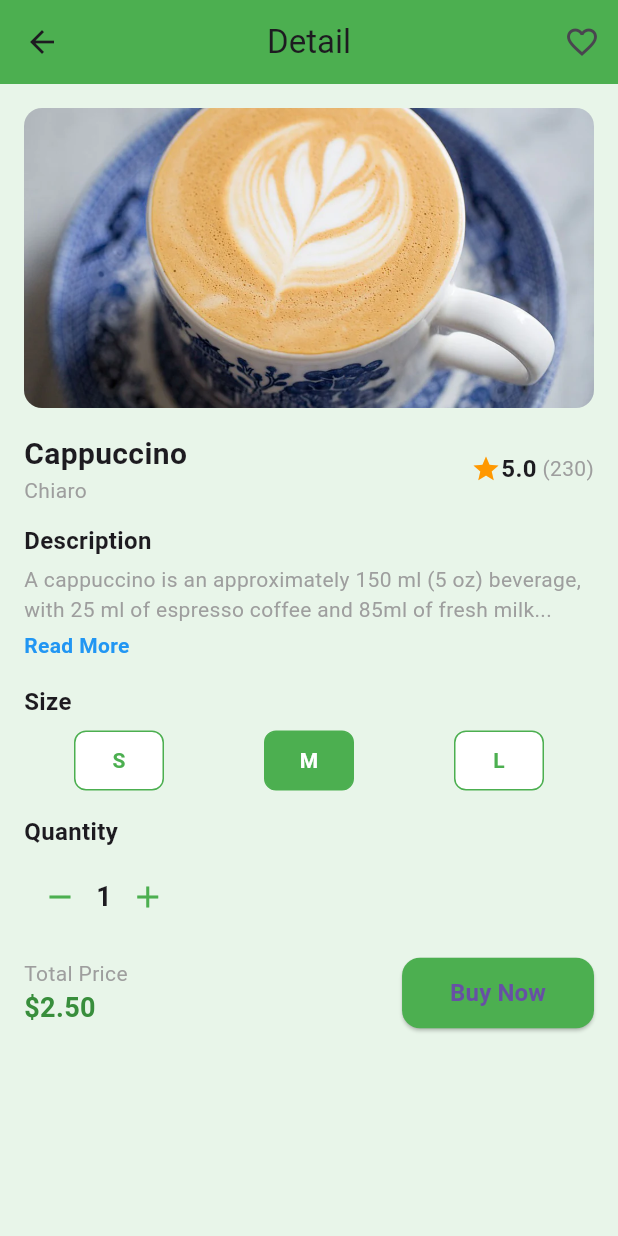
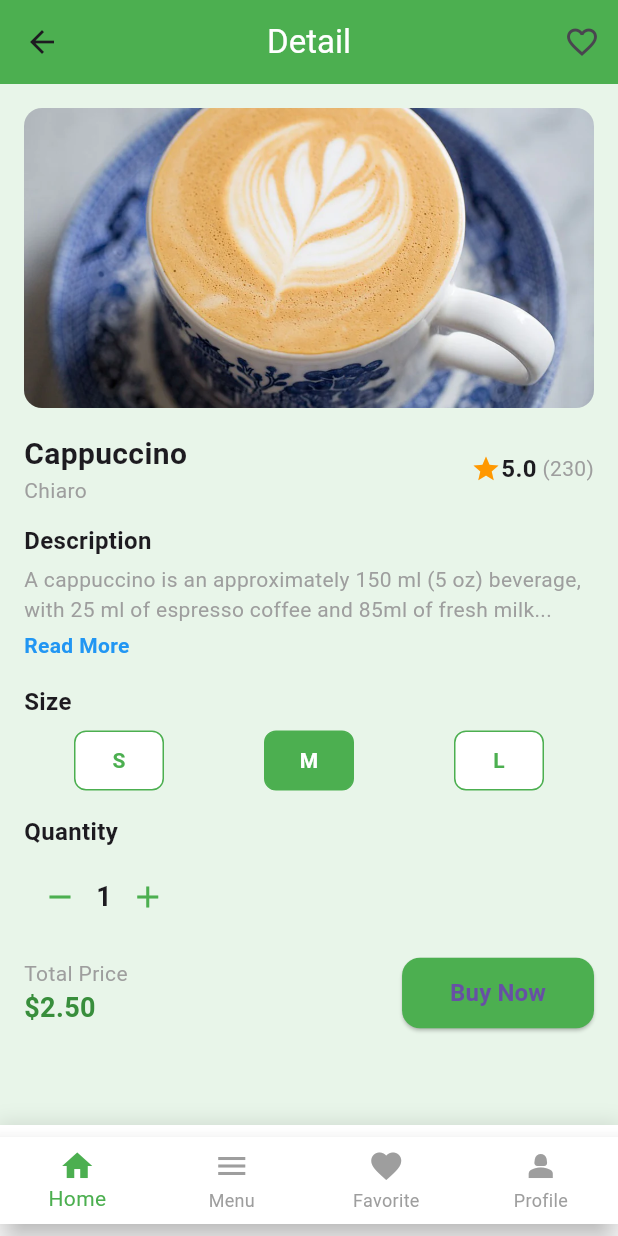
Before and after one commit to kaoheng1515/flutter_coffee_app, a Flutter app: the ProductDetailScreen screen opened by its route, on a phone screen of 412 x 824 dp. Run offline on Flutter 3.47's test engine with Material 3 defaults, Android fonts, the phone set to English and light mode, and no system bars.

Commit message:
update navbar and route !!

```diff
--- a/lib/main.dart
+++ b/lib/main.dart
@@ -1,4 +1,7 @@
 import 'package:flutter/material.dart';
+import 'package:flutter_coffee_app/screen/favorite_screen.dart';
+import 'package:flutter_coffee_app/screen/menu_screen.dart';
+import 'package:flutter_coffee_app/screen/profile_screen.dart';
 import 'package:flutter_coffee_app/screen/welcome_screen.dart';
 import 'package:flutter_coffee_app/screen/login_screen.dart';
 import 'package:flutter_coffee_app/screen/register_screen.dart';
@@ -37,6 +40,9 @@
         '/home': (context) => HomePageScreen(),
         '/product_detail': (context) => ProductDetailScreen(),
         '/payment': (context) => Payment(),
+        '/menu': (context)  => MenuScreen(),
+        '/favorite': (context)  => FavoriteScreen(),
+        '/profile': (context) =>  ProfileScreen(),
       },
     );
   }
--- a/lib/screen/product_detial_screen.dart
+++ b/lib/screen/product_detial_screen.dart
@@ -32,10 +32,12 @@
     double totalPrice = basePrice * quantity;
 
     return Scaffold(
+      // route to bottom nav bar
+      bottomNavigationBar: const BottomNavBar(currentIndex: 0),
       backgroundColor: Colors.green.shade50,
       appBar: AppBar(
         backgroundColor: Colors.green,
-        title: const Text('Detail'),
+        title: const Text('Detail', style: TextStyle(color: Colors.white),),
         centerTitle: true,
         leading: IconButton(
           icon: const Icon(Icons.arrow_back),
--- a/lib/widgets/bottom_nav_bar.dart
+++ b/lib/widgets/bottom_nav_bar.dart
@@ -57,6 +57,20 @@
         ],
         onTap: (index) {
           // Handle navigation logic
+          switch (index) {
+            case 0:
+              Navigator.pushReplacementNamed(context, '/home');
+              break;
+            case 1:
+              Navigator.pushReplacementNamed(context, '/menu');
+              break;
+            case 2:
+              Navigator.pushReplacementNamed(context, '/favorite');
+              break;
+            case 3:
+              Navigator.pushReplacementNamed(context, '/profile');
+              break;
+          }
         },
       ),
     );
```
